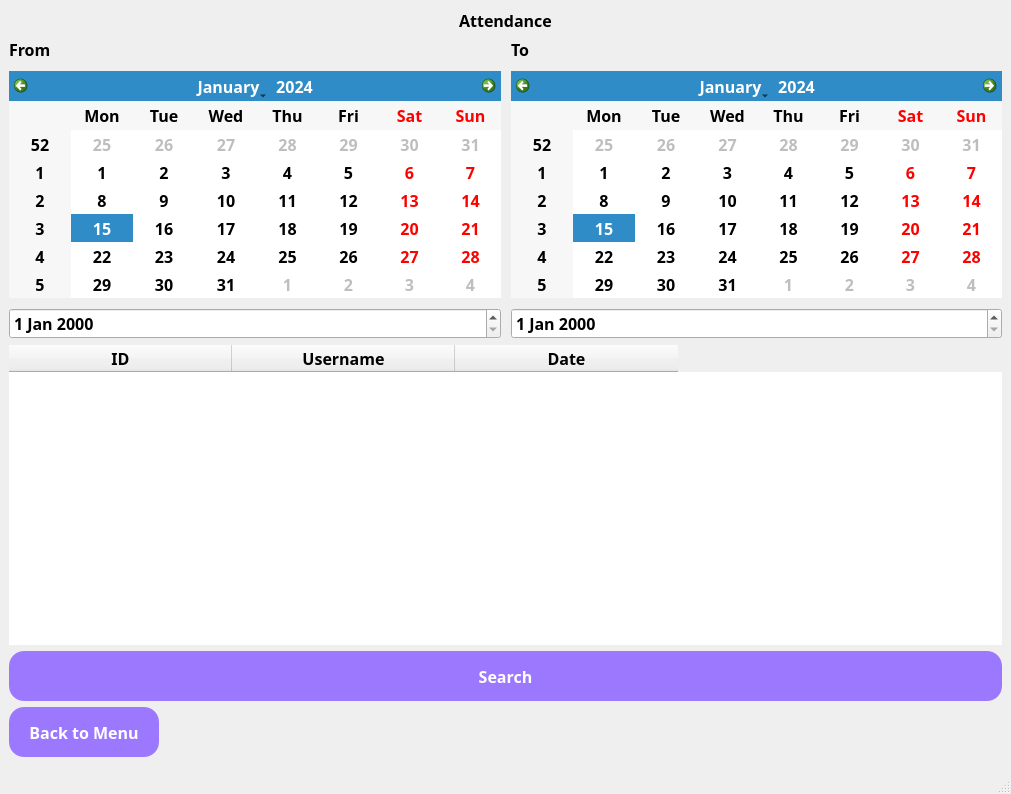
This is Designs/Attendance.ui in AlliumPro/statistics-innoprog as Qt 5 draws it before an edit. The edited form follows.
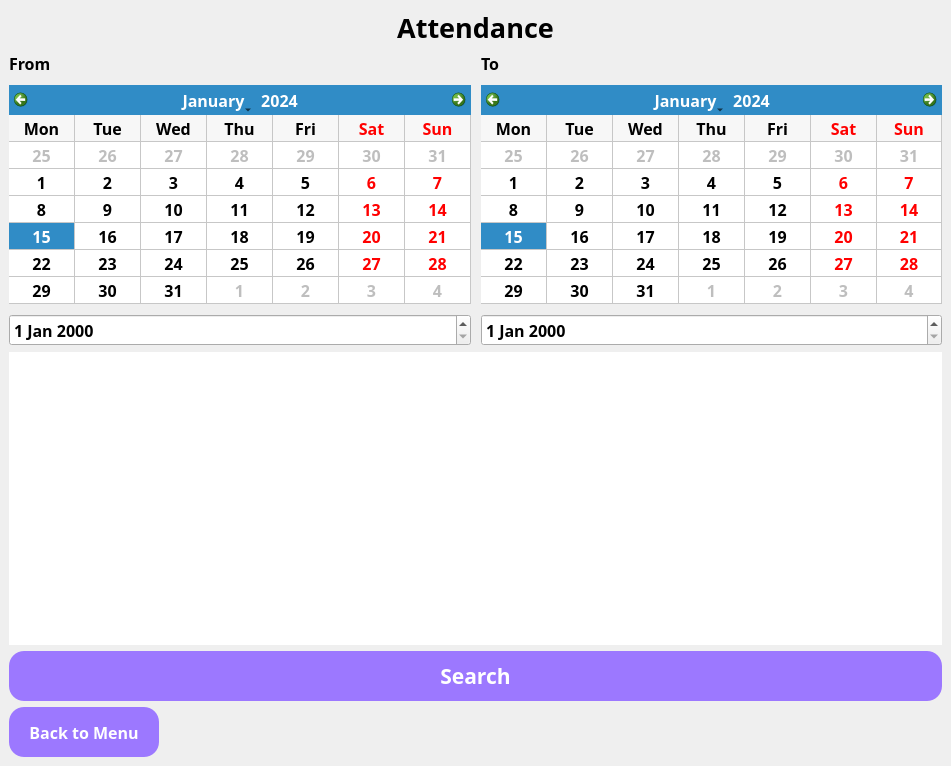
This is the edited form.

Diff of the .ui file:
```diff
--- a/Designs/Attendance.ui
+++ b/Designs/Attendance.ui
@@ -6,14 +6,13 @@
    <rect>
     <x>0</x>
     <y>0</y>
-    <width>1011</width>
-    <height>794</height>
+    <width>951</width>
+    <height>766</height>
    </rect>
   </property>
   <property name="font">
    <font>
     <family>Rubik</family>
-    <pointsize>-1</pointsize>
     <weight>75</weight>
     <bold>true</bold>
    </font>
@@ -25,29 +24,22 @@
    <string>Attendance</string>
   </property>
   <property name="styleSheet">
-   <string notr="true">QWidget {
-	font-family: Rubik;
-	font-size: 16px;
-	font-weight: 600;
-}</string>
+   <string notr="true"/>
   </property>
   <widget class="QWidget" name="centralwidget">
    <layout class="QVBoxLayout" name="verticalLayout_3">
     <item>
-     <widget class="QLabel" name="label">
+     <widget class="QLabel" name="attendanceLabel">
       <property name="font">
        <font>
-        <family>Rubik</family>
-        <pointsize>-1</pointsize>
+        <family>OCR A Extended</family>
+        <pointsize>20</pointsize>
         <weight>75</weight>
         <bold>true</bold>
        </font>
       </property>
       <property name="styleSheet">
-       <string notr="true">border: 5px;
-border-color: rgb(156, 120, 255);
-border-radius: 15px;
-font-family: Rubik;</string>
+       <string notr="true"/>
       </property>
       <property name="text">
        <string>Attendance</string>
@@ -68,8 +60,8 @@
          <widget class="QLabel" name="label_2">
           <property name="font">
            <font>
-            <family>Rubik</family>
-            <pointsize>-1</pointsize>
+            <family>OCR A Extended</family>
+            <pointsize>12</pointsize>
             <weight>75</weight>
             <bold>true</bold>
            </font>
@@ -81,69 +73,64 @@
         </item>
         <item>
          <widget class="QCalendarWidget" name="calendarFrom">
+          <property name="font">
+           <font>
+            <family>OCR A Extended</family>
+            <pointsize>12</pointsize>
+            <weight>75</weight>
+            <bold>true</bold>
+           </font>
+          </property>
+          <property name="toolTip">
+           <string/>
+          </property>
+          <property name="autoFillBackground">
+           <bool>true</bool>
+          </property>
           <property name="styleSheet">
-           <string notr="true">/*
-  Git Repo: https://github.com/Russian60/flex-calendar
-*/
-* {
-  -webkit-font-smoothing: antialiased;
+           <string notr="true">QCalendarWidget QMenu:{
+background-color: rgb(0, 0, 0);
 }
-
-body {
-  font-family: 'helvetica neue';
-  background-color: #A25200;
-  margin: 0;
-}
-
-h1 {
-  color: #FFFFFF;
-  text-align: center;
-  margin-top: 30px;
-  margin-bottom: 0px;
-  font-size:40px;
-}
-
-p {
-  margin-top: 5px;
-  margin-bottom: 25px;
-  color: #fff;
-  font-weight: 300;
-}
-
-span.l {
-  font-weight: 100;
-}
-
-span.r {
-    font-weight: 500;
-}
-
-.wrapp {
-  width: 450px;
-  height: 75%;
-  margin: 0 auto;
-  flex-direction: row;
-  flex-wrap: wrap;
-  justify-content: center;
-  align-content: center;
-  align-items: center;
-}
-
-p {
-  text-align: center;
-}
-
-flex-calendar {
-   
-}
-
-
 </string>
           </property>
+          <property name="locale">
+           <locale language="English" country="UnitedKingdom"/>
+          </property>
+          <property name="minimumDate">
+           <date>
+            <year>2021</year>
+            <month>9</month>
+            <day>14</day>
+           </date>
+          </property>
+          <property name="gridVisible">
+           <bool>true</bool>
+          </property>
+          <property name="horizontalHeaderFormat">
+           <enum>QCalendarWidget::ShortDayNames</enum>
+          </property>
+          <property name="verticalHeaderFormat">
+           <enum>QCalendarWidget::NoVerticalHeader</enum>
+          </property>
+          <property name="navigationBarVisible">
+           <bool>true</bool>
+          </property>
+          <property name="dateEditEnabled">
+           <bool>true</bool>
+          </property>
          </widget>
         </item>
         <item>
-         <widget class="QDateEdit" name="dateFrom"/>
+         <widget class="QDateEdit" name="dateFrom">
+          <property name="font">
+           <font>
+            <family>OCR A Extended</family>
+            <pointsize>12</pointsize>
+            <weight>75</weight>
+            <bold>true</bold>
+           </font>
+          </property>
+         </widget>
         </item>
        </layout>
       </item>
@@ -153,8 +140,8 @@
          <widget class="QLabel" name="label_3">
           <property name="font">
            <font>
-            <family>Rubik</family>
-            <pointsize>-1</pointsize>
+            <family>OCR A Extended</family>
+            <pointsize>12</pointsize>
             <weight>75</weight>
             <bold>true</bold>
            </font>
@@ -165,10 +152,44 @@
          </widget>
         </item>
         <item>
-         <widget class="QCalendarWidget" name="calendarTo"/>
+         <widget class="QCalendarWidget" name="calendarTo">
+          <property name="font">
+           <font>
+            <family>OCR A Extended</family>
+            <pointsize>12</pointsize>
+            <weight>75</weight>
+            <bold>true</bold>
+           </font>
+          </property>
+          <property name="locale">
+           <locale language="English" country="UnitedKingdom"/>
+          </property>
+          <property name="minimumDate">
+           <date>
+            <year>2021</year>
+            <month>9</month>
+            <day>14</day>
+           </date>
+          </property>
+          <property name="gridVisible">
+           <bool>true</bool>
+          </property>
+          <property name="verticalHeaderFormat">
+           <enum>QCalendarWidget::NoVerticalHeader</enum>
+          </property>
+         </widget>
         </item>
         <item>
-         <widget class="QDateEdit" name="dateTo"/>
+         <widget class="QDateEdit" name="dateTo">
+          <property name="font">
+           <font>
+            <family>OCR A Extended</family>
+            <pointsize>12</pointsize>
+            <weight>75</weight>
+            <bold>true</bold>
+           </font>
+          </property>
+         </widget>
         </item>
        </layout>
       </item>
@@ -182,6 +203,14 @@
         <verstretch>0</verstretch>
        </sizepolicy>
       </property>
+      <property name="font">
+       <font>
+        <family>Rubik</family>
+        <pointsize>12</pointsize>
+        <weight>75</weight>
+        <bold>true</bold>
+       </font>
+      </property>
       <property name="styleSheet">
        <string notr="true">QTableWidget{
 border-radius: 10px}</string>
@@ -193,7 +222,7 @@
        <bool>false</bool>
       </property>
       <attribute name="horizontalHeaderVisible">
-       <bool>true</bool>
+       <bool>false</bool>
       </attribute>
       <attribute name="horizontalHeaderCascadingSectionResizes">
        <bool>false</bool>
@@ -220,16 +249,34 @@
        <property name="text">
         <string>ID</string>
        </property>
+       <property name="font">
+        <font>
+         <family>OCR A Extended</family>
+         <pointsize>12</pointsize>
+        </font>
+       </property>
       </column>
       <column>
        <property name="text">
         <string>Username</string>
        </property>
+       <property name="font">
+        <font>
+         <family>OCR A Extended</family>
+         <pointsize>12</pointsize>
+        </font>
+       </property>
       </column>
       <column>
        <property name="text">
         <string>Date</string>
        </property>
+       <property name="font">
+        <font>
+         <family>OCR A Extended</family>
+         <pointsize>13</pointsize>
+        </font>
+       </property>
       </column>
      </widget>
     </item>
@@ -241,6 +288,14 @@
         <height>50</height>
        </size>
       </property>
+      <property name="font">
+       <font>
+        <family>OCR A Extended</family>
+        <pointsize>16</pointsize>
+        <weight>75</weight>
+        <bold>true</bold>
+       </font>
+      </property>
       <property name="styleSheet">
        <string notr="true">QPushButton {
 background-color: rgb(156, 120, 255);
@@ -282,6 +337,14 @@
         <height>50</height>
        </size>
       </property>
+      <property name="font">
+       <font>
+        <family>OCR A Extended</family>
+        <pointsize>12</pointsize>
+        <weight>75</weight>
+        <bold>true</bold>
+       </font>
+      </property>
       <property name="styleSheet">
        <string notr="true">QPushButton {
 background-color:rgb(156, 120, 255);
@@ -313,7 +376,6 @@
     </item>
    </layout>
   </widget>
-  <widget class="QStatusBar" name="statusbar"/>
  </widget>
  <resources/>
  <connections/>
```
